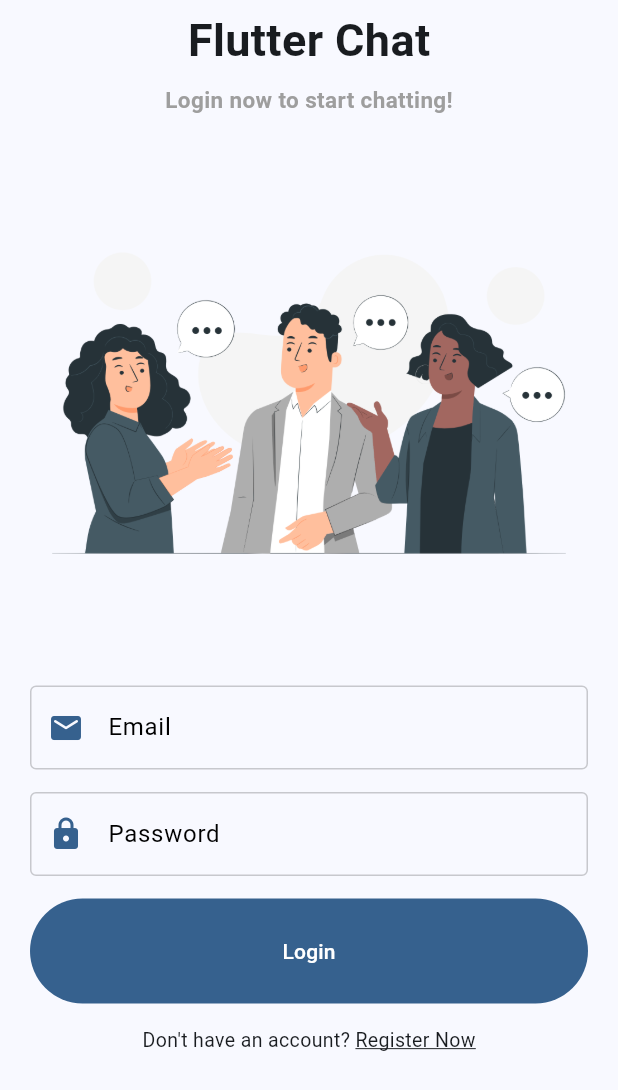
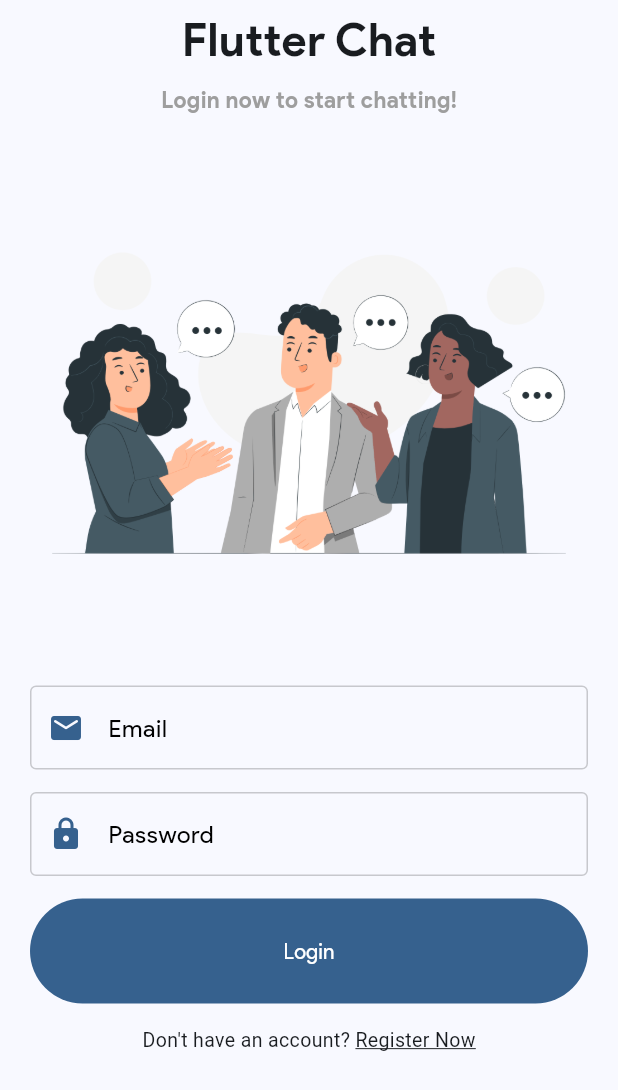
Before and after one commit to veersheth/flutter-chat, a Flutter app: the screen it shows after launch, on a phone screen of 412 x 824 dp. Shown: the top 1090 px of the screen. Run offline on Flutter 3.47's test engine with Material 2 defaults, Android fonts, the phone set to English and light mode, and no system bars; drawn by our look-alikes of dynamic_color; our stand-ins replace cloud_firestore, firebase_auth, firebase_core, shared_preferences; accounts and stored records are empty.

Commit message:
added custom font

```diff
--- a/lib/main.dart
+++ b/lib/main.dart
@@ -79,9 +79,9 @@ class _MainAppState extends State<MainApp> {
 
         return MaterialApp(
           theme: ThemeData(
-            useMaterial3: true,
-            colorScheme: lightColorScheme,
-          ),
+              useMaterial3: true,
+              colorScheme: lightColorScheme,
+              fontFamily: "Product-Sans"),
           debugShowCheckedModeBanner: false,
           home: _isSignedIn ? const HomePage() : const LoginPage(),
         );
```
Also changed, not shown: pubspec.yaml (+8 -0 lines), fonts/Product-Sans-Bold-Italic.ttf (added), fonts/Product-Sans-Bold.ttf (added), fonts/Product-Sans-Italic.ttf (added), fonts/Product-Sans-Regular.ttf (added).
